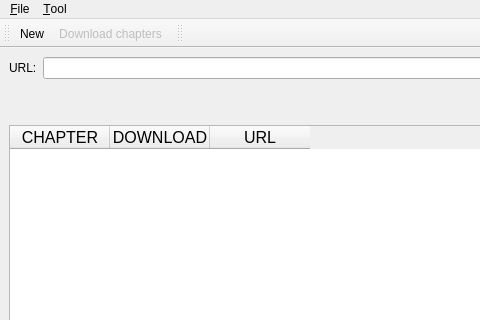
Above: gui/main_window.ui from piorio/CbrCreator before the change; both pictures show x 0 to 480 and y 0 to 320 of the 1024 by 768 pixel window. Below: the same form after it.
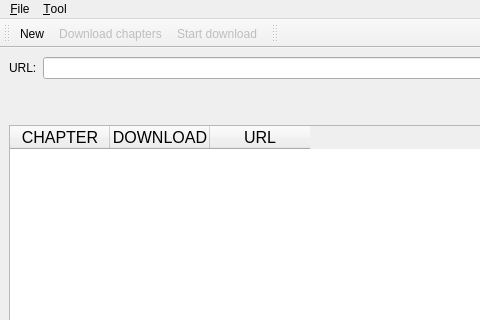
That is the form after the change.

Commit message: Now the application download the selected chapter and save in CBR format

The edit to the form file:
```diff
--- a/gui/main_window.ui
+++ b/gui/main_window.ui
@@ -146,6 +146,7 @@
    </attribute>
    <addaction name="action_New"/>
    <addaction name="actionDownload_chapters"/>
+   <addaction name="actionStart_download"/>
   </widget>
   <widget class="QToolBar" name="toolBar_2">
    <property name="windowTitle">
@@ -176,6 +177,14 @@
     <string>Download chapters</string>
    </property>
   </action>
+  <action name="actionStart_download">
+   <property name="enabled">
+    <bool>false</bool>
+   </property>
+   <property name="text">
+    <string>Start download</string>
+   </property>
+  </action>
  </widget>
  <resources/>
  <connections/>
```
Left out of the diff: 1 changed line with no effect on the pictures. The commit also changes 6 other files.
